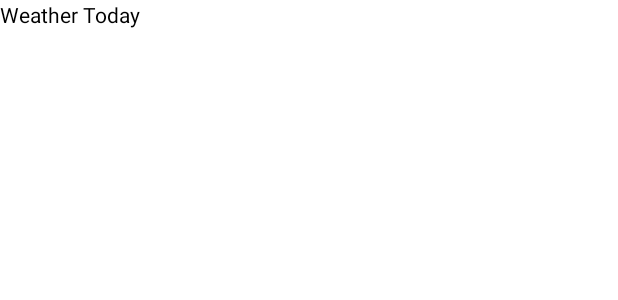
After one commit to sinbadbd/Weather-Android, an Android app: the layout fragment_today_weather.xml on its own in the app's theme, with its tools: preview values and no code run, on a phone screen of 412 x 824 dp. The commit adds this screen. Shown: the top 300 px of the screen. Run offline under Robolectric (Android 15) with nearby library versions, the phone set to English and light mode, and no system bars.

Commit message:
- Create Fragment display system - Get location of Device - Build Retrofit request to OpenWeatherMap - Design UI for Main Activity

```diff
--- a/app/src/main/java/com/weathertoday/sinbad/weathertoday/common/Common.java
+++ b/app/src/main/java/com/weathertoday/sinbad/weathertoday/common/Common.java
@@ -1,7 +1,10 @@
 package com.weathertoday.sinbad.weathertoday.common;
+
+import android.location.Location;
 
 public class Common {
     public static final String APP_ID = "f279df88f01232850ddff621c125603d";
-   // public static final String BASE_URL = "https://api.openweathermap.org/data/2.5/weather?lat=35&lon=";
+    // public static final String BASE_URL = "https://api.openweathermap.org/data/2.5/weather?lat=35&lon=";
 
+    public static Location current_location = null;
 }
--- /dev/null
+++ b/app/src/main/res/layout/fragment_today_weather.xml
@@ -0,0 +1,16 @@
+<?xml version="1.0" encoding="utf-8"?>
+<RelativeLayout xmlns:android="http://schemas.android.com/apk/res/android"
+    xmlns:tools="http://schemas.android.com/tools"
+    android:layout_width="match_parent"
+    android:layout_height="match_parent"
+    android:background="@color/windowBackground"
+    tools:context=".TodayWeatherFragment">
+
+    <!-- TODO: Update blank fragment layout -->
+    <TextView
+        android:textColor="@color/colorBlack"
+        android:layout_width="match_parent"
+        android:layout_height="match_parent"
+        android:text="@string/hello_blank_fragment" />
+
+</RelativeLayout>
--- a/app/src/main/res/values/colors.xml
+++ b/app/src/main/res/values/colors.xml
@@ -3,4 +3,8 @@
     <color name="colorPrimary">#3F51B5</color>
     <color name="colorPrimaryDark">#303F9F</color>
     <color name="colorAccent">#FF4081</color>
+    <color name="colorWhite">#FFFFFF</color>
+    <color name="colorBlack">#000000</color>
+    <color name="windowBackground">#FFFFFF</color>
+    <color name="navigationBarColor">#000000</color>
 </resources>
--- a/app/src/main/res/values/strings.xml
+++ b/app/src/main/res/values/strings.xml
@@ -1,3 +1,6 @@
 <resources>
     <string name="app_name">WeatherToday</string>
+
+    <!-- TODO: Remove or change this placeholder text -->
+    <string name="hello_blank_fragment">Weather Today</string>
 </resources>
--- a/app/src/main/res/values/styles.xml
+++ b/app/src/main/res/values/styles.xml
@@ -1,11 +1,13 @@
 <resources>
 
-    <!-- Base application theme. -->
-    <style name="AppTheme" parent="Theme.AppCompat.Light.DarkActionBar">
+
+    <style name="MyMaterialTheme" parent="MyMaterialTheme.Base"></style>
+    <style name="MyMaterialTheme.Base" parent="Theme.AppCompat.NoActionBar">
         <!-- Customize your theme here. -->
         <item name="colorPrimary">@color/colorPrimary</item>
         <item name="colorPrimaryDark">@color/colorPrimaryDark</item>
         <item name="colorAccent">@color/colorAccent</item>
+        <item name="windowActionBar">false</item>
+        <item name="windowNoTitle">true</item>
     </style>
-
 </resources>
```
Also changed, not shown: app/build.gradle (+6 -6 lines), app/src/main/AndroidManifest.xml (+4 -4 lines), app/src/main/java/com/weathertoday/sinbad/weathertoday/Adapter/ViewPagerAdaper.java (added, +41 -0 lines), app/src/main/java/com/weathertoday/sinbad/weathertoday/MainActivity.java (+105 -0 lines), app/src/main/java/com/weathertoday/sinbad/weathertoday/TodayWeatherFragment.java (added, +38 -0 lines), app/src/main/res/layout/activity_main.xml (+10 -6 lines).
